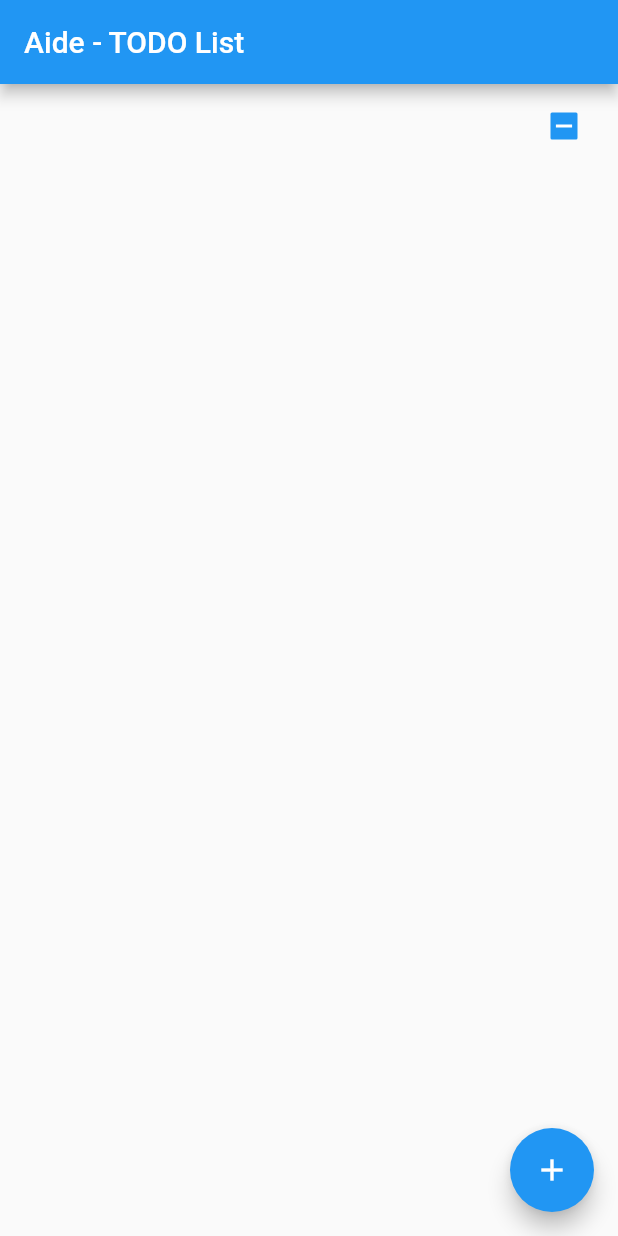
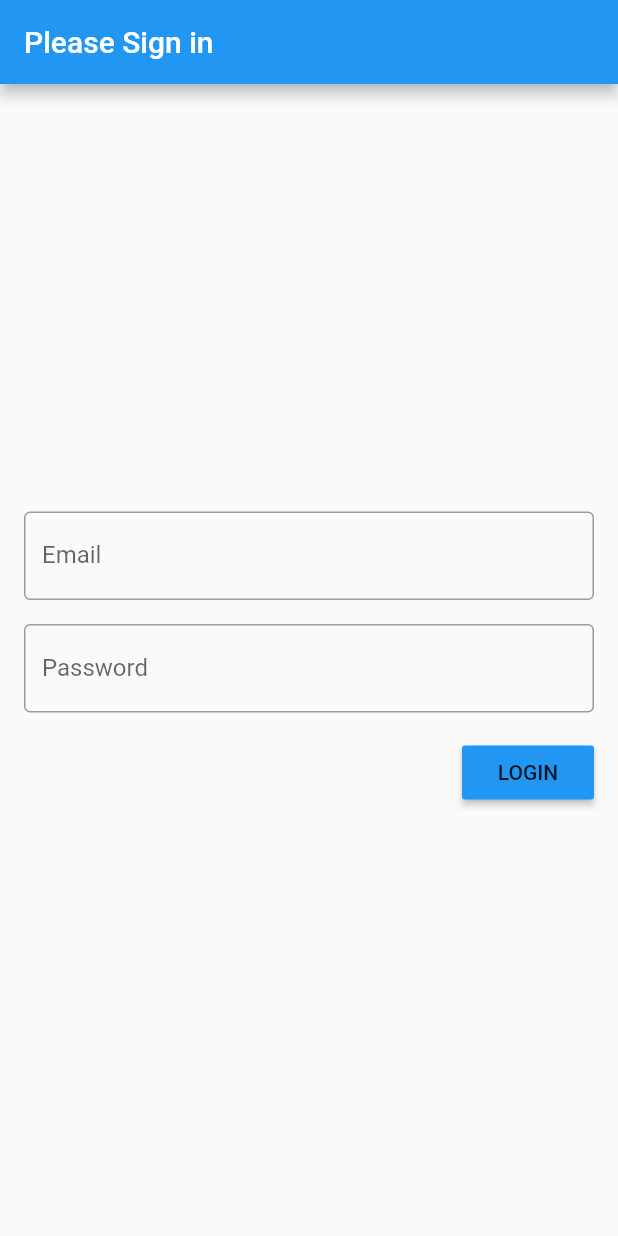
Before and after one commit to sqageek/ToDoApp, a Flutter app: the TODOCreate screen opened by its route, after a tap on the "done" icon, on a phone screen of 412 x 824 dp. Run offline on Flutter 3.47's test engine with Material 2 defaults, Android fonts, the phone set to English and light mode, and no system bars; our stand-ins replace firebase_auth; accounts and stored records are empty.

Commit message:
Firebase-Authentication

```diff
--- a/aide/lib/Create.dart
+++ b/aide/lib/Create.dart
@@ -0,0 +1,45 @@
+import 'package:flutter/material.dart';
+import 'package:aide/task.dart';
+
+// A new widget to render new task creation screen
+class TODOCreate extends StatefulWidget {
+  // Callback function that gets called when user submits a new task
+  final onCreate;
+
+  TODOCreate({@required this.onCreate});
+
+  @override
+  State<StatefulWidget> createState() {
+    return TODOCreateState();
+  }
+}
+
+class TODOCreateState extends State<TODOCreate> {
+  // Controller that handles the TextField
+  final TextEditingController controller = TextEditingController();
+
+  @override
+  Widget build(BuildContext context) {
+    return Scaffold(
+      appBar: AppBar(title: Text('Create a task')),
+      body: Center(
+          child: Padding(
+              padding: EdgeInsets.all(16),
+              child: TextField(
+                // Opens the keyboard automatically
+                  autofocus: true,
+                  controller: controller,
+                  decoration:
+                  InputDecoration(labelText: 'Enter name for your task')))),
+      floatingActionButton: FloatingActionButton(
+        child: Icon(Icons.done),
+        onPressed: () {
+          // Call the callback with the new task name
+          widget.onCreate(controller.text);
+          // Go back to list screen
+          Navigator.pop(context);
+        },
+      ),
+    );
+  }
+}
--- a/aide/lib/auth.dart
+++ b/aide/lib/auth.dart
@@ -0,0 +1,20 @@
+import 'package:firebase_auth/firebase_auth.dart';
+
+class Authentication {
+  final _firebaseAuth = FirebaseAuth.instance;
+
+  Future<FirebaseUser> login(String email, String password) async {
+    try{
+
+      AuthResult result = await _firebaseAuth.signInWithEmailAndPassword(
+          email: email,
+          password: password
+      );
+
+      return result.user;
+    }
+    catch (e){
+      return null;
+    }
+  }
+}
--- a/aide/lib/login.dart
+++ b/aide/lib/login.dart
@@ -0,0 +1,103 @@
+import 'package:flutter/material.dart';
+import 'package:aide/auth.dart';
+
+// As login page has to handle user input, it has to be stateful
+class TODOLogin extends StatefulWidget {
+  // Callback function that will be called on pressing the login button
+  final onLogin;
+
+  TODOLogin({@required this.onLogin});
+
+  @override
+  State<StatefulWidget> createState() {
+    return LoginState();
+  }
+}
+
+class LoginState extends State<TODOLogin> {
+
+  // Controllers for handling email and password
+  final TextEditingController emailController = TextEditingController();
+  final TextEditingController passwordController = TextEditingController();
+
+  // Authentication helper
+  final auth = Authentication();
+
+  // Function to authenticate, call callback to save the user and navigate
+  // to next page
+
+  void doLogin() async{
+    final user = await auth.login(emailController.text, passwordController.text);
+    if(user !=  null){
+      // Calling callback function
+      widget.onLogin(user);
+      Navigator.pushReplacementNamed(context, '/list');
+    } else{
+      _showAuthFailedDialog();
+    }
+  }
+
+  // Show error if login unsuccessfull
+  void _showAuthFailedDialog(){
+    // flutter defined function
+    showDialog(
+      context: context,
+      builder: (BuildContext context){
+        // return object of type Dialog
+        return AlertDialog(
+          title: new Text("Could not log in"),
+          content: new Text('Double check your credentials and try again'),
+          actions: <Widget>[
+            // usually button at the bottom of the dialog
+            new FlatButton(
+                child: new Text('Close'),
+                onPressed: (){
+                  Navigator.of(context).pop();
+                },
+            ),
+          ],
+        );
+      },
+    );
+  }
+
+  @override
+  Widget build(BuildContext context) {
+    return Scaffold(
+      appBar: AppBar(
+        title: Text('Please Sign in'),
+      ),
+      body: Padding(
+          padding: EdgeInsets.all(16),
+          // Align widgets in a vertical column
+          child: Column(
+            // Passing multiple widgets as children to column
+            children: <Widget>[
+              Padding(
+                  padding: EdgeInsets.only(bottom: 16),
+                  child: TextField(
+                    controller: emailController,
+                    decoration: InputDecoration(
+                        border: OutlineInputBorder(), labelText: 'Email'),
+                  )),
+              Padding(
+                  padding: EdgeInsets.only(bottom: 16),
+                  child: TextField(
+                    controller: passwordController,
+                    obscureText: true,
+                    decoration: InputDecoration(
+                        border: OutlineInputBorder(), labelText: 'Password'),
+                  )),
+              RaisedButton(
+                // Calling the callback with the supplied email and password
+                onPressed: doLogin,
+                child: Text('LOGIN'),
+                color: ThemeData().primaryColor,
+              )
+            ],
+            mainAxisAlignment: MainAxisAlignment.center,
+            crossAxisAlignment: CrossAxisAlignment.end,
+          )),
+    );
+  }
+}
--- a/aide/lib/main.dart
+++ b/aide/lib/main.dart
@@ -1,5 +1,10 @@
+import 'package:firebase_auth/firebase_auth.dart';
 import 'package:flutter/material.dart';
+import 'package:aide/auth.dart';
 import 'package:aide/task.dart';
+import 'package:aide/login.dart';
+import 'package:aide/Create.dart';
+import 'package:aide/list.dart';
 
 void main() => runApp(TODOApp());
 
@@ -24,6 +29,8 @@ class TODO extends StatefulWidget {
 class TODOState extends State<TODO> {
   // Creating a list of tasks with some fake data
   final List<Task> tasks = [];
+  final Authentication auth = new Authentication();
+  FirebaseUser user;
 
   // Function that modifies the state when a new task is created
   void onTaskCreated(String name) {
@@ -38,6 +45,12 @@ class TODOState extends State<TODO> {
   void onTaskToggled(Task task) {
     setState(() {
       task.setCompleted(!task.isCompleted());
+    });
+  }
+
+  void onLogin(FirebaseUser user) {
+    setState(() {
+        this.user = user;
     });
   }
 
@@ -64,7 +77,8 @@ class TODOState extends State<TODO> {
       initialRoute: '/',
       routes: {
         // Screen to view tasks
-        '/': (context) => TODOList(tasks: tasks, onToggle: onTaskToggled),
+        '/': (context) => TODOLogin(onLogin: onLogin),
+        '/list': (context) => TODOList(tasks: tasks, onToggle: onTaskToggled,),
         // Screen to create tasks
         '/create': (context) => TODOCreate(
               onCreate: onTaskCreated,
@@ -73,84 +87,3 @@ class TODOState extends State<TODO> {
     );
   }
 }
-
-// A new widget that will render the screen to view tasks
-class TODOList extends StatelessWidget {
-  final List<Task> tasks;
-  final onToggle;
-
-  // Receiving tasks from parent widget
-  TODOList({@required this.tasks, @required this.onToggle});
-
-  @override
-  Widget build(BuildContext context) {
-    return Scaffold(
-      appBar: AppBar(
-        title: Text('Aide - TODO List'),
-      ),
-      body: ListView.builder(
-          itemCount: tasks.length,
-          itemBuilder: (context, index) {
-            // Changed ListTile to CheckboxListTile to have
-            // the checkbox capability
-            return CheckboxListTile(
-              title: Text(tasks[index].getName()),
-              // Passing a value and a callback for the checkbox
-              value: tasks[index].isCompleted(),
-              // The _ in the argument list is there because onChanged expects it
-              // But we are not using it
-              onChanged: (_) => onToggle(tasks[index]),
-            );
-          }),
-
-      // Add a button to open new screen to create a new task
-      floatingActionButton: FloatingActionButton(
-        onPressed: () => Navigator.pushNamed(context, '/create'),
-        child: Icon(Icons.add),
-      ),
-    );
-  }
-}
-
-// A new widget to render new task creation screen
-class TODOCreate extends StatefulWidget {
-  // Callback function that gets called when user submits a new task
-  final onCreate;
-
-  TODOCreate({@required this.onCreate});
-
-  @override
-  State<StatefulWidget> createState() {
-    return TODOCreateState();
-  }
-}
-
-class TODOCreateState extends State<TODOCreate> {
-  // Controller that handles the TextField
-  final TextEditingController controller = TextEditingController();
-
-  @override
-  Widget build(BuildContext context) {
-    return Scaffold(
-      appBar: AppBar(title: Text('Create a task')),
-      body: Center(
-          child: Padding(
-              padding: EdgeInsets.all(16),
-              child: TextField(
-                  // Opens the keyboard automatically
-                  autofocus: true,
-                  controller: controller,
-                  decoration:
-                      InputDecoration(labelText: 'Enter name for your task')))),
-      floatingActionButton: FloatingActionButton(
-        child: Icon(Icons.done),
-        onPressed: () {
-          // Call the callback with the new task name
-          widget.onCreate(controller.text);
-          // Go back to list screen
-          Navigator.pop(context);
-        },
-      ),
-    );
-  }
-}
--- a/aide/lib/task.dart
+++ b/aide/lib/task.dart
@@ -1,9 +1,9 @@
 class Task{
   // Class properties
-  // Underscore makes them provate
+  // Underscore makes them private
 
   String _name;
-  bool _completed;
+  bool _completed = false;
 
   // Default constructor
   // this syntax means that it will accept a value and set it to this.name
--- a/aide/pubspec.yaml
+++ b/aide/pubspec.yaml
@@ -19,6 +19,10 @@ environment:
 dependencies:
   flutter:
     sdk: flutter
+  # Add these lines:
+  firebase_core: ^0.4.0+9
+  firebase_auth: ^0.14.0+5
+  cloud_firestore: ^0.12.9+5
 
   # The following adds the Cupertino Icons font to your application.
   # Use with the CupertinoIcons class for iOS style icons.
```
Also changed, not shown: aide/lib/list.dart (+40 -0 lines), aide/pubspec.lock, 2 other files.
